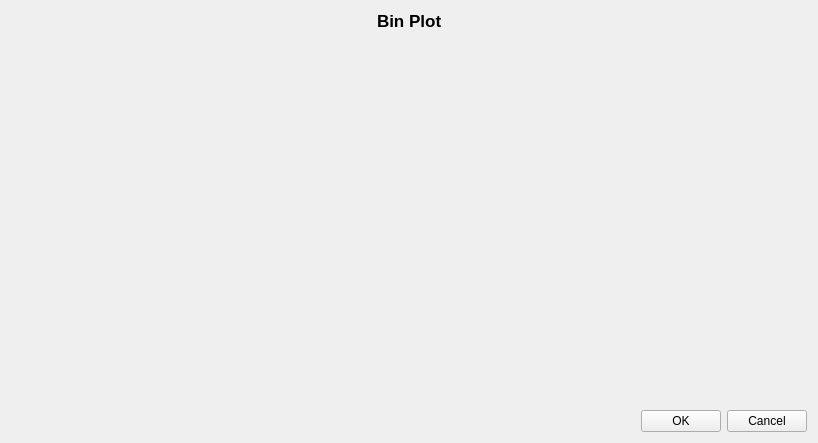
This is code/display/QtPlotter/ThresholdingBinPlotDialog.ui in radio-astro/casa as Qt 5 draws it before an edit. The edited form follows.
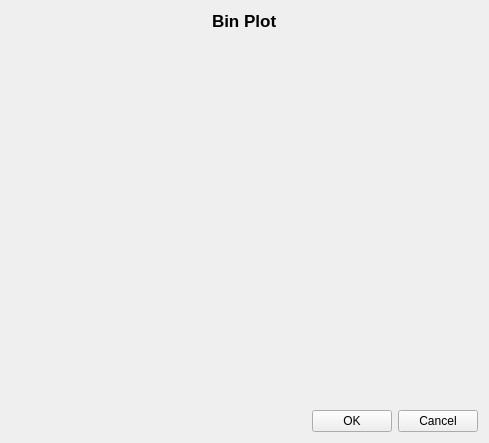
This is the edited form.

```diff
--- a/code/display/QtPlotter/ThresholdingBinPlotDialog.ui
+++ b/code/display/QtPlotter/ThresholdingBinPlotDialog.ui
@@ -9,7 +9,7 @@
    <rect>
     <x>0</x>
     <y>0</y>
-    <width>818</width>
+    <width>489</width>
     <height>443</height>
    </rect>
   </property>
```
